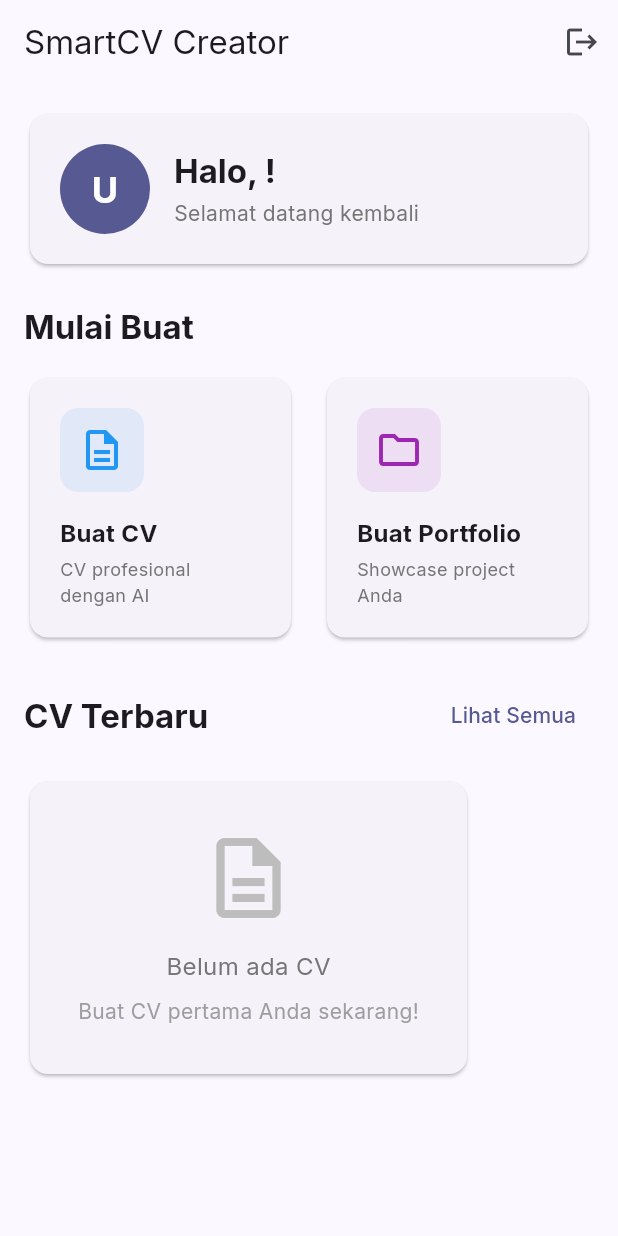
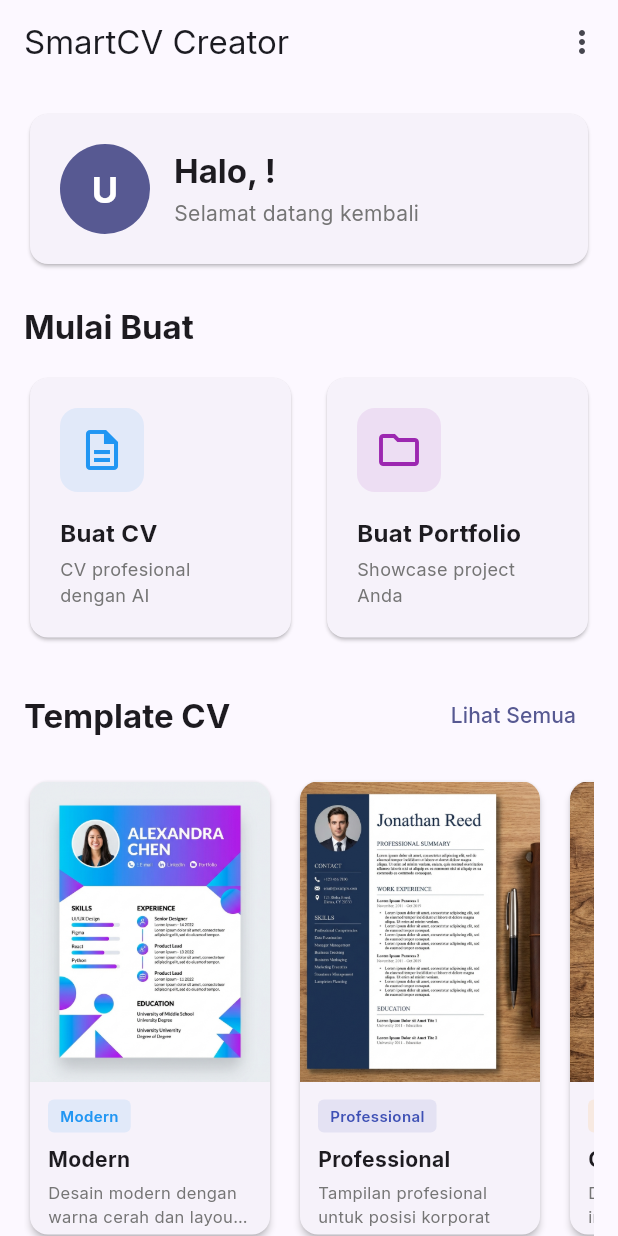
Before and after one commit to Julianarwansah/smartcv_creator_app, a Flutter app: the screen it shows once a user with an empty profile is signed in, on a phone screen of 412 x 824 dp. Run offline on Flutter 3.47's test engine with Material 3 defaults, Android fonts, the phone set to English and light mode, and no system bars; our stand-ins replace cloud_firestore, firebase_auth, firebase_core, google_fonts, pdf, printing; accounts and stored records are empty.

Commit message:
Menambahkan menu navigasi profile dan galeri template CV di halaman utama

```diff
--- /dev/null
+++ b/lib/data/cv_template_data.dart
@@ -0,0 +1,32 @@
+import '../models/cv_template.dart';
+
+final List<CVTemplate> cvTemplates = [
+  CVTemplate(
+    id: 'modern',
+    name: 'Modern',
+    description: 'Desain modern dengan warna cerah dan layout dinamis',
+    thumbnailAsset: 'assets/templates/modern_template.png',
+    category: 'Modern',
+  ),
+  CVTemplate(
+    id: 'professional',
+    name: 'Professional',
+    description: 'Tampilan profesional untuk posisi korporat',
+    thumbnailAsset: 'assets/templates/professional_template.png',
+    category: 'Professional',
+  ),
+  CVTemplate(
+    id: 'creative',
+    name: 'Creative',
+    description: 'Desain kreatif untuk industri desain dan seni',
+    thumbnailAsset: 'assets/templates/creative_template.png',
+    category: 'Creative',
+  ),
+  CVTemplate(
+    id: 'minimalist',
+    name: 'Minimalist',
+    description: 'Sederhana dan elegan dengan fokus pada konten',
+    thumbnailAsset: 'assets/templates/minimalist_template.png',
+    category: 'Minimalist',
+  ),
+];
--- /dev/null
+++ b/lib/models/cv_template.dart
@@ -0,0 +1,17 @@
+class CVTemplate {
+  final String id;
+  final String name;
+  final String description;
+  final String thumbnailAsset;
+  final String category;
+  final bool isPremium;
+
+  CVTemplate({
+    required this.id,
+    required this.name,
+    required this.description,
+    required this.thumbnailAsset,
+    required this.category,
+    this.isPremium = false,
+  });
+}
--- a/lib/screens/home_screen.dart
+++ b/lib/screens/home_screen.dart
@@ -5,6 +5,9 @@ import '../providers/resume_provider.dart';
 import '../providers/portfolio_provider.dart';
 import 'resume/resume_form_screen.dart';
 import 'resume/resume_preview_screen.dart';
+import 'profile/profile_screen.dart';
+import '../widgets/cv_template_card.dart';
+import '../data/cv_template_data.dart';
 
 class HomeScreen extends StatefulWidget {
   const HomeScreen({super.key});
@@ -42,15 +45,46 @@ class _HomeScreenState extends State<HomeScreen> {
       appBar: AppBar(
         title: const Text('SmartCV Creator'),
         actions: [
-          IconButton(
-            icon: const Icon(Icons.logout),
-            onPressed: () async {
-              final authProvider = Provider.of<AuthProvider>(
-                context,
-                listen: false,
-              );
-              await authProvider.signOut();
+          PopupMenuButton<String>(
+            icon: const Icon(Icons.more_vert),
+            onSelected: (value) async {
+              if (value == 'profile') {
+                Navigator.push(
+                  context,
+                  MaterialPageRoute(
+                    builder: (context) => const ProfileScreen(),
+                  ),
+                );
+              } else if (value == 'logout') {
+                final authProvider = Provider.of<AuthProvider>(
+                  context,
+                  listen: false,
+                );
+                await authProvider.signOut();
+              }
             },
+            itemBuilder: (context) => [
+              const PopupMenuItem(
+                value: 'profile',
+                child: Row(
+                  children: [
+                    Icon(Icons.person),
+                    SizedBox(width: 12),
+                    Text('Profile'),
+                  ],
+                ),
+              ),
+              const PopupMenuItem(
+                value: 'logout',
+                child: Row(
+                  children: [
+                    Icon(Icons.logout, color: Colors.red),
+                    SizedBox(width: 12),
+                    Text('Logout', style: TextStyle(color: Colors.red)),
+                  ],
+                ),
+              ),
+            ],
           ),
         ],
       ),
@@ -158,6 +192,59 @@ class _HomeScreenState extends State<HomeScreen> {
                     ),
                   ),
                 ],
+              ),
+              const SizedBox(height: 24),
+
+              // CV Templates Section
+              Row(
+                mainAxisAlignment: MainAxisAlignment.spaceBetween,
+                children: [
+                  Text(
+                    'Template CV',
+                    style: Theme.of(context).textTheme.titleLarge?.copyWith(
+                      fontWeight: FontWeight.bold,
+                    ),
+                  ),
+                  TextButton(
+                    onPressed: () {
+                      ScaffoldMessenger.of(context).showSnackBar(
+                        const SnackBar(
+                          content: Text('Lihat semua template 📋'),
+                        ),
+                      );
+                    },
+                    child: const Text('Lihat Semua'),
+                  ),
+                ],
+              ),
+              const SizedBox(height: 16),
+              SizedBox(
+                height: 310,
+                child: ListView.builder(
+                  scrollDirection: Axis.horizontal,
+                  itemCount: cvTemplates.length,
+                  itemBuilder: (context, index) {
+                    final template = cvTemplates[index];
+                    return Padding(
+                      padding: EdgeInsets.only(
+                        right: index < cvTemplates.length - 1 ? 12 : 0,
+                      ),
+                      child: CVTemplateCard(
+                        template: template,
+                        onTap: () {
+                          ScaffoldMessenger.of(context).showSnackBar(
+                            SnackBar(
+                              content: Text(
+                                'Template ${template.name} dipilih! 🎨',
+                              ),
+                              backgroundColor: Colors.green,
+                            ),
+                          );
+                        },
+                      ),
+                    );
+                  },
+                ),
               ),
               const SizedBox(height: 24),
 
--- /dev/null
+++ b/lib/widgets/cv_template_card.dart
@@ -0,0 +1,111 @@
+import 'package:flutter/material.dart';
+import '../models/cv_template.dart';
+
+class CVTemplateCard extends StatelessWidget {
+  final CVTemplate template;
+  final VoidCallback? onTap;
+
+  const CVTemplateCard({super.key, required this.template, this.onTap});
+
+  @override
+  Widget build(BuildContext context) {
+    return Card(
+      clipBehavior: Clip.antiAlias,
+      elevation: 2,
+      child: InkWell(
+        onTap: onTap,
+        child: SizedBox(
+          width: 160,
+          child: Column(
+            crossAxisAlignment: CrossAxisAlignment.start,
+            children: [
+              // Template Preview Image
+              Container(
+                height: 200,
+                width: double.infinity,
+                decoration: BoxDecoration(color: Colors.grey[200]),
+                child: Image.asset(
+                  template.thumbnailAsset,
+                  fit: BoxFit.cover,
+                  errorBuilder: (context, error, stackTrace) {
+                    return Center(
+                      child: Icon(
+                        Icons.image_not_supported,
+                        color: Colors.grey[400],
+                        size: 48,
+                      ),
+                    );
+                  },
+                ),
+              ),
+              // Template Info
+              Padding(
+                padding: const EdgeInsets.all(12),
+                child: Column(
+                  crossAxisAlignment: CrossAxisAlignment.start,
+                  children: [
+                    // Category Badge
+                    Container(
+                      padding: const EdgeInsets.symmetric(
+                        horizontal: 8,
+                        vertical: 4,
+                      ),
+                      decoration: BoxDecoration(
+                        color: _getCategoryColor(
+                          template.category,
+                        ).withValues(alpha: 0.1),
+                        borderRadius: BorderRadius.circular(4),
+                      ),
+                      child: Text(
+                        template.category,
+                        style: TextStyle(
+                          fontSize: 10,
+                          fontWeight: FontWeight.w600,
+                          color: _getCategoryColor(template.category),
+                        ),
+                      ),
+                    ),
+                    const SizedBox(height: 8),
+                    // Template Name
+                    Text(
+                      template.name,
+                      style: const TextStyle(
+                        fontSize: 14,
+                        fontWeight: FontWeight.bold,
+                      ),
+                      maxLines: 1,
+                      overflow: TextOverflow.ellipsis,
+                    ),
+                    const SizedBox(height: 4),
+                    // Template Description
+                    Text(
+                      template.description,
+                      style: TextStyle(fontSize: 11, color: Colors.grey[600]),
+                      maxLines: 2,
+                      overflow: TextOverflow.ellipsis,
+                    ),
+                  ],
+                ),
+              ),
+            ],
+          ),
+        ),
+      ),
+    );
+  }
+
+  Color _getCategoryColor(String category) {
+    switch (category.toLowerCase()) {
+      case 'modern':
+        return Colors.blue;
+      case 'professional':
+        return Colors.indigo;
+      case 'creative':
+        return Colors.orange;
+      case 'minimalist':
+        return Colors.grey;
+      default:
+        return Colors.blue;
+    }
+  }
+}
--- a/pubspec.yaml
+++ b/pubspec.yaml
@@ -98,9 +98,9 @@ flutter:
   uses-material-design: true
 
   # To add assets to your application, add an assets section, like this:
-  # assets:
-  #   - images/a_dot_burr.jpeg
-  #   - images/a_dot_ham.jpeg
+  assets:
+    - assets/templates/
+
 
   # An image asset can refer to one or more resolution-specific "variants", see
   # https://flutter.dev/to/resolution-aware-images
```
Also changed, not shown: lib/providers/auth_provider.dart (+29 -0 lines), lib/screens/profile/profile_screen.dart (added, +298 -0 lines), assets/templates/creative_template.png (added), assets/templates/minimalist_template.png (added), assets/templates/modern_template.png (added), assets/templates/professional_template.png (added).
